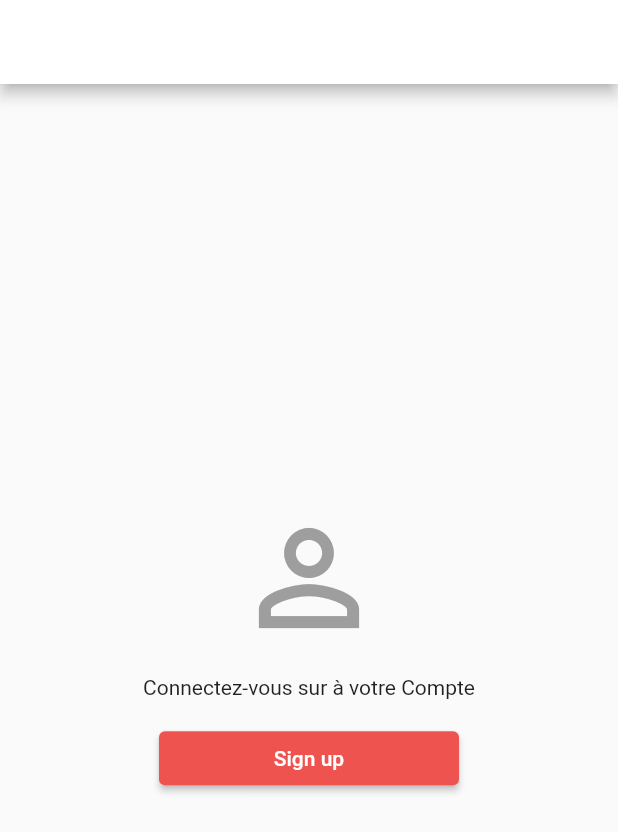
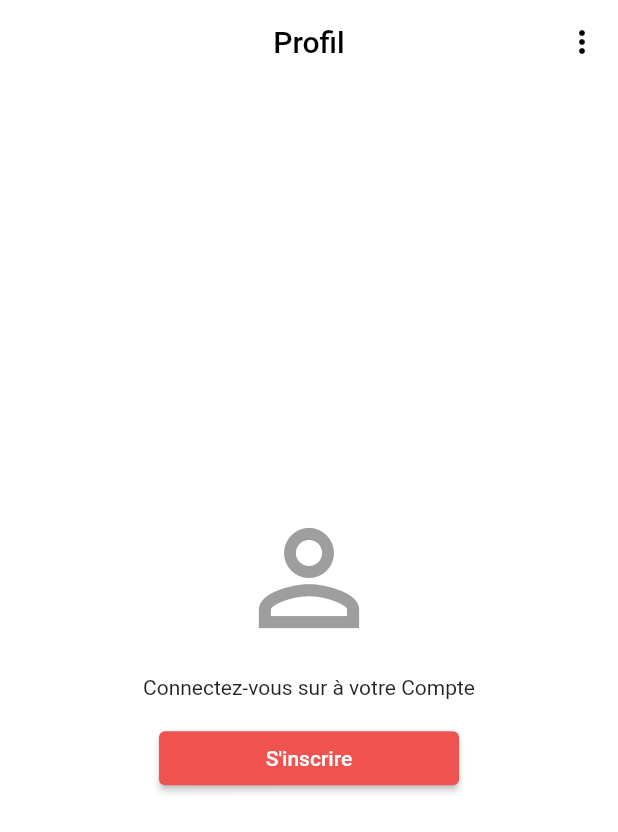
Before and after one commit to Jeremi-Koloma/TikTok-Clone, a Flutter app: the screen it shows after launch, scrolled down 576 dp, after a tap on the "favorite" icon, on a phone screen of 412 x 824 dp. Shown: the top 832 px of the screen. Run offline on Flutter 3.47's test engine with Material 2 defaults, Android fonts, the phone set to English and light mode, and no system bars; our stand-ins replace animated_splash_screen, carousel_slider, font_awesome_flutter, video_player.

Commit message:
tout les erreur sont gérer ainsi que l'emulateur marche

```diff
--- a/lib/Accueil.dart
+++ b/lib/Accueil.dart
@@ -44,11 +44,11 @@ class _MyStatefulWidgetState extends State<MyStatefulWidget> {
       body: HomePage(),
       bottomNavigationBar: BottomNavigationBar(
         items: <BottomNavigationBarItem>[
-          BottomNavigationBarItem(
+          const BottomNavigationBarItem(
             icon: Icon(Icons.home),
             label: 'Home',
           ),
-          BottomNavigationBarItem(
+          const BottomNavigationBarItem(
             icon: Icon(Icons.search),
             label: 'Search',
           ),
@@ -59,11 +59,11 @@ class _MyStatefulWidgetState extends State<MyStatefulWidget> {
             ),
             label: '',
           ),
-          BottomNavigationBarItem(
+          const BottomNavigationBarItem(
             icon: Icon(Icons.comment_outlined),
             label: 'Comment',
           ),
-          BottomNavigationBarItem(
+          const BottomNavigationBarItem(
             icon: Icon(Icons.person_outline),
             label: 'Profil',
           ),
@@ -212,21 +212,21 @@ class PostContent extends StatelessWidget {
                     mainAxisAlignment: MainAxisAlignment.end,
                     crossAxisAlignment: CrossAxisAlignment.start,
                     children: [
-                      Text(
+                      const Text(
                         '@kolomajeremi_98',
                         style: TextStyle(
                           color: Colors.white,
                           fontWeight: FontWeight.w600,
                         ),
                       ),
-                      SizedBox(height: 10),
-                      Text(
+                      const SizedBox(height: 10),
+                      const Text(
                         'Je suis un commentaire Je suis un commentaire  Je suis un commentaire  Je suis un commentaire ',
                         style: TextStyle(
                           color: Colors.white,
                         ),
                       ),
-                      SizedBox(height: 10),
+                      const SizedBox(height: 10),
                       Row(
                         children: const [
                           Icon(
@@ -301,7 +301,7 @@ class PostContent extends StatelessWidget {
                               size: 45,
                             ),
                           ),
-                          Text(
+                          const Text(
                             '25.OK',
                             style: TextStyle(
                               color: Colors.white,
@@ -330,7 +330,7 @@ class PostContent extends StatelessWidget {
                               size: 45,
                             ),
                           ),
-                          Text(
+                          const Text(
                             '156',
                             style: TextStyle(
                               color: Colors.white,
@@ -359,7 +359,7 @@ class PostContent extends StatelessWidget {
                               size: 45,
                             ),
                           ),
-                          Text(
+                          const Text(
                             '156',
                             style: TextStyle(
                               color: Colors.white,
@@ -388,7 +388,7 @@ class PostContent extends StatelessWidget {
                               size: 45,
                             ),
                           ),
-                          Text(
+                          const Text(
                             '244',
                             style: TextStyle(
                               color: Colors.white,
--- a/lib/login.dart
+++ b/lib/login.dart
@@ -8,36 +8,49 @@ class Login extends StatelessWidget {
   @override
   Widget build(BuildContext context) {
     return MaterialApp(
+      debugShowCheckedModeBanner: false,
       title: 'TikTok',
       theme: ThemeData(
         primaryColor: Colors.white,
       ),
       home: Scaffold(
+        backgroundColor: Colors.white,
         appBar: AppBar(
-          title: Text(
-            'Profile',
+          centerTitle: true,
+          title: const Text(
+            'Profil',
+            style: TextStyle(color: Colors.black),
           ),
+          actions: [
+            IconButton(
+                onPressed: () {},
+                icon: const Icon(
+                  Icons.more_vert,
+                  color: Colors.black,
+                ))
+          ],
+          elevation: 0,
           backgroundColor: Colors.white,
         ),
         body: Center(
           child: Column(
             mainAxisAlignment: MainAxisAlignment.center,
             children: <Widget>[
-              Icon(
+              const Icon(
                 Icons.person_outline,
                 color: Colors.grey,
                 size: 100.0,
               ),
-              SizedBox(
+              const SizedBox(
                 height: 15.0,
               ),
-              Text(
+              const Text(
                 'Connectez-vous sur à votre Compte',
                 style: TextStyle(
                   color: Colors.black87,
                 ),
               ),
-              SizedBox(
+              const SizedBox(
                 height: 15.0,
               ),
               SizedBox(
@@ -52,11 +65,11 @@ class Login extends StatelessWidget {
                       Colors.red[400],
                     )),
                     // textColor:Colors.white,
-                    child: Text('Sign up'),
+                    child: const Text("S'inscrire"),
                   ),
                 ),
               ),
-              SizedBox(
+              const SizedBox(
                 height: 15.0,
               ),
             ],
@@ -85,26 +98,26 @@ void _openPopup(context) {
                     children: <Widget>[
                       GestureDetector(
                         onTap: () => Navigator.pop(context),
-                        child: Icon(
+                        child: const Icon(
                           Icons.close,
                         ),
                       ),
-                      Icon(
+                      const Icon(
                         Icons.more,
                       ),
                     ],
                   ),
-                  SizedBox(
+                  const SizedBox(
                     height: 50.0,
                   ),
-                  Text(
+                  const Text(
                     'Sign up for TikTok',
                     style: TextStyle(fontSize: 25.0),
                   ),
-                  SizedBox(
+                  const SizedBox(
                     height: 10.0,
                   ),
-                  Text(
+                  const Text(
                     'Create a profile, follow other accoounts, make your own wideos, and more.',
                     style: TextStyle(
                       fontSize: 16.0,
@@ -112,7 +125,7 @@ void _openPopup(context) {
                     ),
                     textAlign: TextAlign.center,
                   ),
-                  SizedBox(
+                  const SizedBox(
                     height: 20.0,
                   ),
                   ButtonTheme(
@@ -121,7 +134,7 @@ void _openPopup(context) {
                         onPressed: () => {},
                         style: ElevatedButton.styleFrom(
                           elevation: 0.0,
-                          shape: RoundedRectangleBorder(
+                          shape: const RoundedRectangleBorder(
                             side: BorderSide(
                               color: Colors.grey,
                               width: 0.5,
@@ -134,11 +147,12 @@ void _openPopup(context) {
                           child: Row(
                             mainAxisAlignment: MainAxisAlignment.center,
                             mainAxisSize: MainAxisSize.min,
-                            children: <Widget>[
+                            children: const <Widget>[
                               Expanded(
                                 flex: 1,
                                 child: FaIcon(
                                   FontAwesomeIcons.user,
+                                  color: Colors.black,
                                 ),
                               ),
                               Expanded(
@@ -155,7 +169,7 @@ void _openPopup(context) {
                           ),
                         )),
                   ),
-                  SizedBox(
+                  const SizedBox(
                     height: 15.0,
                   ),
                   ButtonTheme(
@@ -164,7 +178,7 @@ void _openPopup(context) {
                         onPressed: () => {},
                         style: ElevatedButton.styleFrom(
                           elevation: 0.0,
-                          shape: RoundedRectangleBorder(
+                          shape: const RoundedRectangleBorder(
                             side: BorderSide(
                               color: Colors.grey,
                               width: 0.5,
@@ -177,7 +191,7 @@ void _openPopup(context) {
                           child: Row(
                             mainAxisAlignment: MainAxisAlignment.center,
                             mainAxisSize: MainAxisSize.min,
-                            children: <Widget>[
+                            children: const <Widget>[
                               Expanded(
                                 flex: 1,
                                 child: FaIcon(
@@ -199,7 +213,7 @@ void _openPopup(context) {
                           ),
                         )),
                   ),
-                  SizedBox(
+                  const SizedBox(
                     height: 15.0,
                   ),
                   ButtonTheme(
@@ -208,7 +222,7 @@ void _openPopup(context) {
                         onPressed: () => {},
                         style: ElevatedButton.styleFrom(
                           elevation: 0.0,
-                          shape: RoundedRectangleBorder(
+                          shape: const RoundedRectangleBorder(
                             side: BorderSide(
                               color: Colors.grey,
                               width: 0.5,
@@ -221,11 +235,12 @@ void _openPopup(context) {
                           child: Row(
                             mainAxisAlignment: MainAxisAlignment.center,
                             mainAxisSize: MainAxisSize.min,
-                            children: <Widget>[
+                            children: const <Widget>[
                               Expanded(
                                 flex: 1,
                                 child: FaIcon(
                                   FontAwesomeIcons.apple,
+                                  color: Colors.black,
                                 ),
                               ),
                               Expanded(
@@ -242,7 +257,7 @@ void _openPopup(context) {
                           ),
                         )),
                   ),
-                  SizedBox(
+                  const SizedBox(
                     height: 15.0,
                   ),
                   ButtonTheme(
@@ -251,7 +266,7 @@ void _openPopup(context) {
                         onPressed: () => {},
                         style: ElevatedButton.styleFrom(
                           elevation: 0.0,
-                          shape: RoundedRectangleBorder(
+                          shape: const RoundedRectangleBorder(
                             side: BorderSide(
                               color: Colors.grey,
                               width: 0.5,
@@ -264,7 +279,7 @@ void _openPopup(context) {
                           child: Row(
                             mainAxisAlignment: MainAxisAlignment.center,
                             mainAxisSize: MainAxisSize.min,
-                            children: <Widget>[
+                            children: const <Widget>[
                               Expanded(
                                 flex: 1,
                                 child: FaIcon(
@@ -290,6 +305,7 @@ void _openPopup(context) {
               ),
             ),
           ),
+
         );
       });
 }
--- a/lib/main.dart
+++ b/lib/main.dart
@@ -20,14 +20,14 @@ class MyApp extends StatelessWidget {
       title: 'Flutter TikTok',
       debugShowCheckedModeBanner: false,
       home: AnimatedSplashScreen(
-          splash: Image(
+          splash: const Image(
             image: AssetImage("assets/images/logoT.png"),
             width: 300,
           ),
           duration: 3500,
           splashTransition: SplashTransition.scaleTransition,
-          backgroundColor: Color(0xFF141518),
-          nextScreen: MyStatefulWidget(title: 'Jeremi')),
+          backgroundColor: const Color(0xFF141518),
+          nextScreen: const MyStatefulWidget(title: 'Jeremi')),
     );
   }
 }
--- a/lib/splash.dart
+++ b/lib/splash.dart
@@ -17,7 +17,7 @@ class _SplashState extends State<Splash> {
   }
 
   _navigateToHome() async {
-    await Future.delayed(Duration(milliseconds: 1500), () {});
+    await Future.delayed(const Duration(milliseconds: 1500), () {});
     Navigator.pushReplacement(
         context,
         MaterialPageRoute(
@@ -39,7 +39,7 @@ class _SplashState extends State<Splash> {
               color: Colors.blue,
             ),
             Container(
-              child: Text(
+              child: const Text(
                 'Splash Screen',
                 style: TextStyle(
                   fontSize: 24,
```
